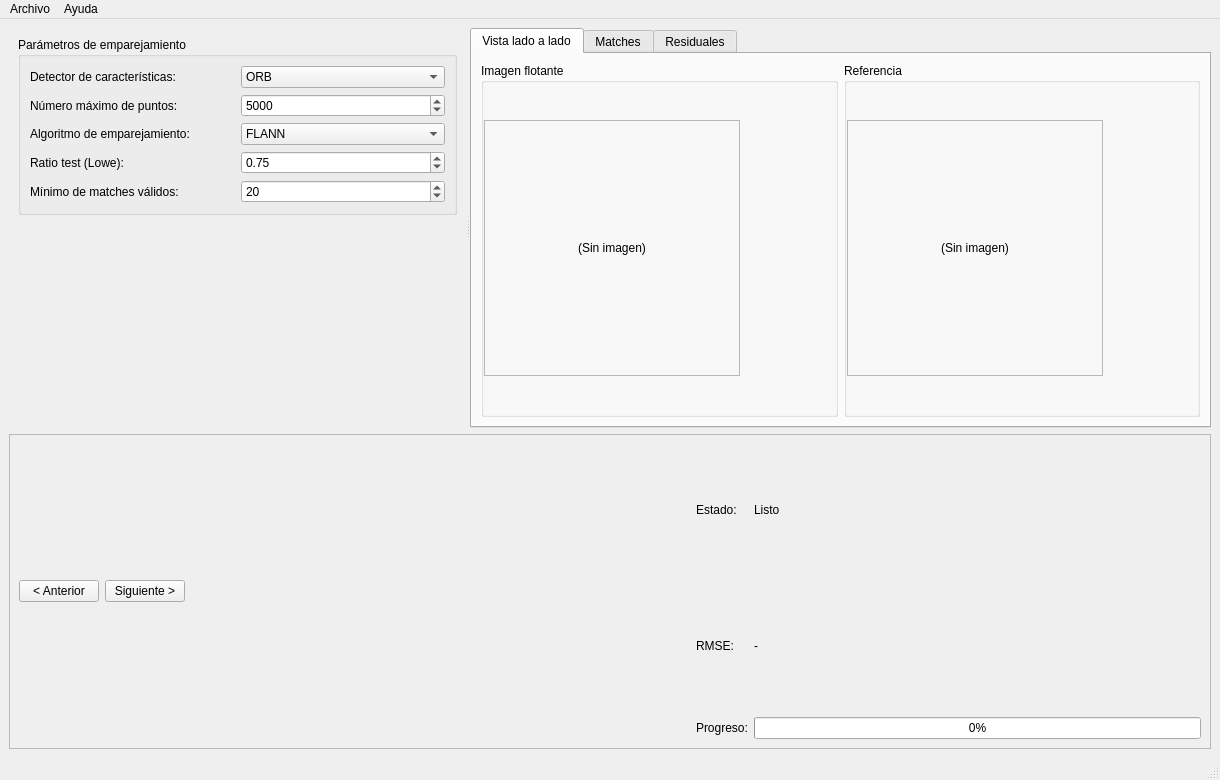
Old version of the form main_window.ui in the repository aguirrep2211/autoGeocorrection.
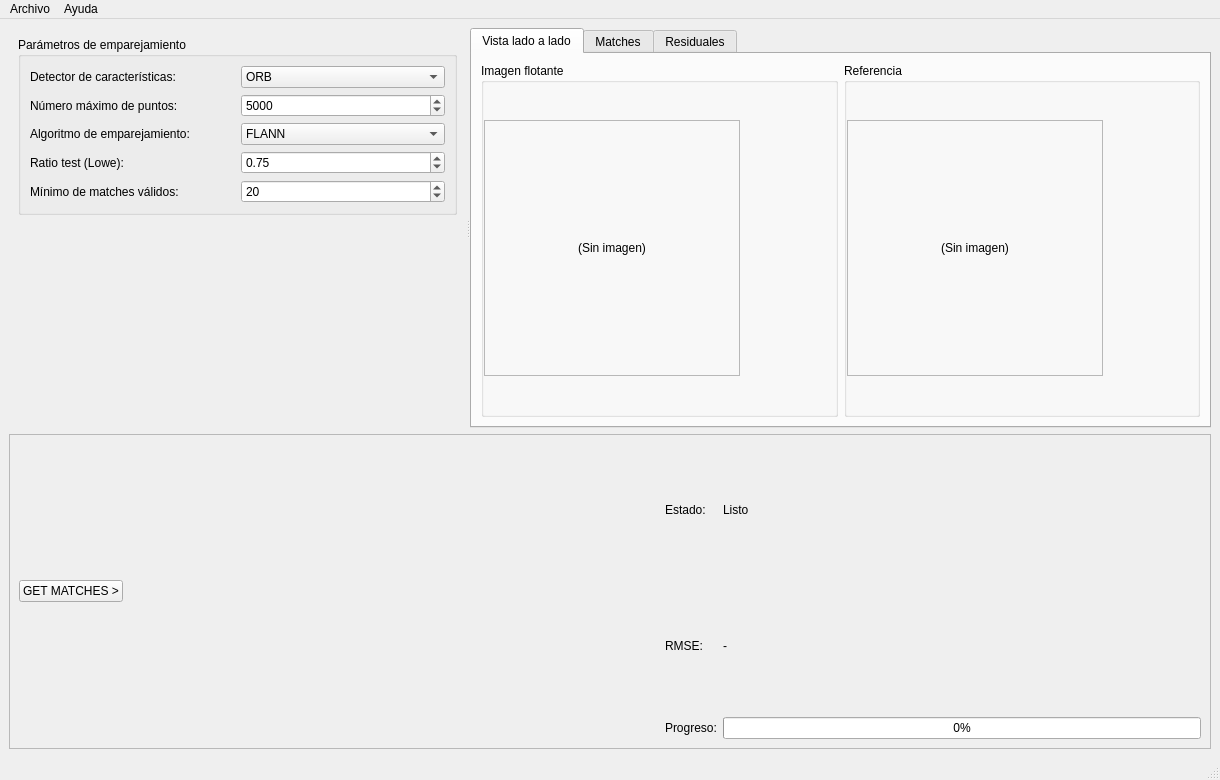
New version of the form. The open tabs and pages were chosen to show the change.

The edit to the form file:
```diff
--- a/main_window.ui
+++ b/main_window.ui
@@ -631,17 +631,10 @@
       <layout class="QHBoxLayout" name="horizontalLayout_bottom">
        <item>
         <layout class="QHBoxLayout" name="hbox_step_controls">
-         <item>
-          <widget class="QPushButton" name="btnPrevStep">
-           <property name="text">
-            <string>&lt; Anterior</string>
-           </property>
-          </widget>
-         </item>
          <item>
           <widget class="QPushButton" name="btnNextStep">
            <property name="text">
-            <string>Siguiente &gt;</string>
+            <string>GET MATCHES &gt;</string>
            </property>
           </widget>
          </item>
```
Left out of the diff: 107 changed lines with no effect on the pictures.
